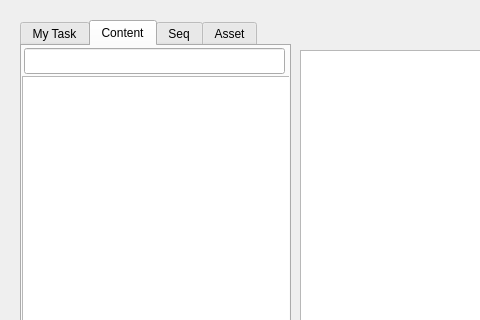
First picture: the form in toolkit/config/python/ui_files/loader.ui, repository yrchoo/baked, before the edit; both pictures show x 0 to 480 and y 0 to 320 of the 943 by 622 pixel window.
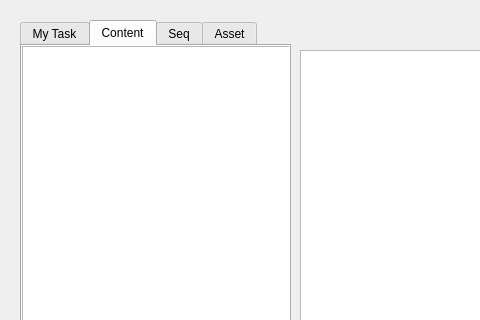
Second picture: the form after the edit. The open tabs and pages were chosen to show the change.

Commit message: edit tracker py, ui, loader ui

What changed in the file:
```diff
--- a/toolkit/config/python/ui_files/loader.ui
+++ b/toolkit/config/python/ui_files/loader.ui
@@ -56,9 +56,9 @@
      <property name="geometry">
       <rect>
        <x>0</x>
-       <y>30</y>
+       <y>0</y>
        <width>271</width>
-       <height>511</height>
+       <height>541</height>
       </rect>
      </property>
      <property name="editTriggers">
@@ -73,16 +73,6 @@
       </property>
      </column>
     </widget>
-    <widget class="QLineEdit" name="lineEdit_search">
-     <property name="geometry">
-      <rect>
-       <x>2</x>
-       <y>2</y>
-       <width>261</width>
-       <height>26</height>
-      </rect>
-     </property>
-    </widget>
    </widget>
    <widget class="QWidget" name="tab_seq">
     <attribute name="title">
```
The commit also changes 2 other files.
